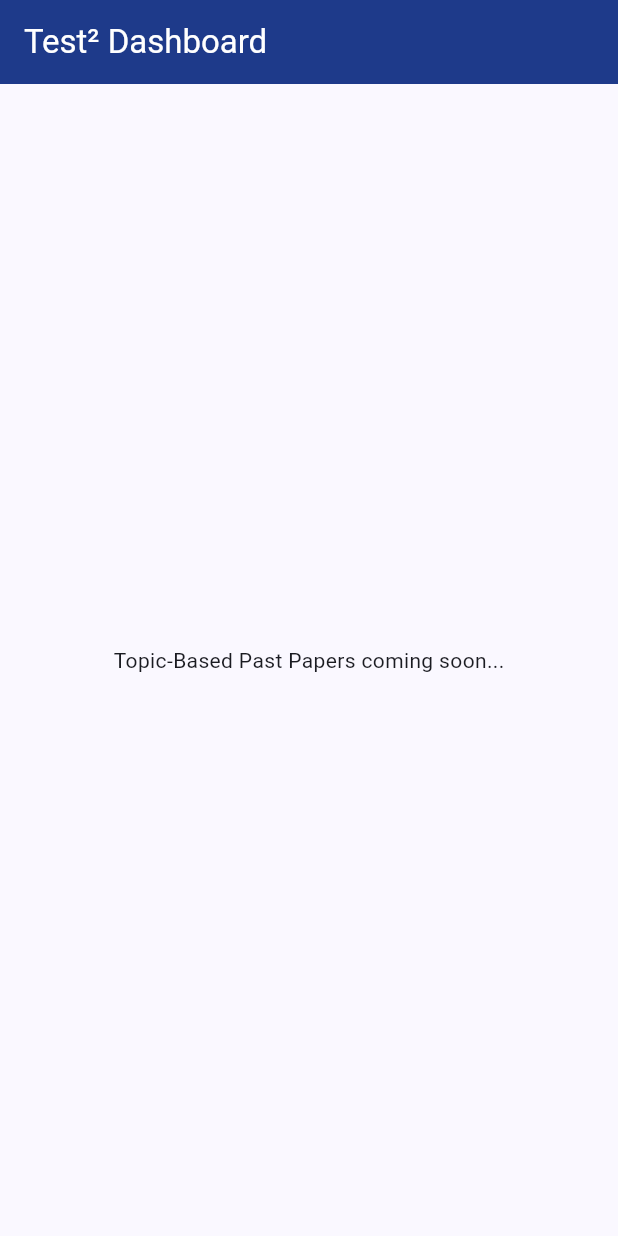
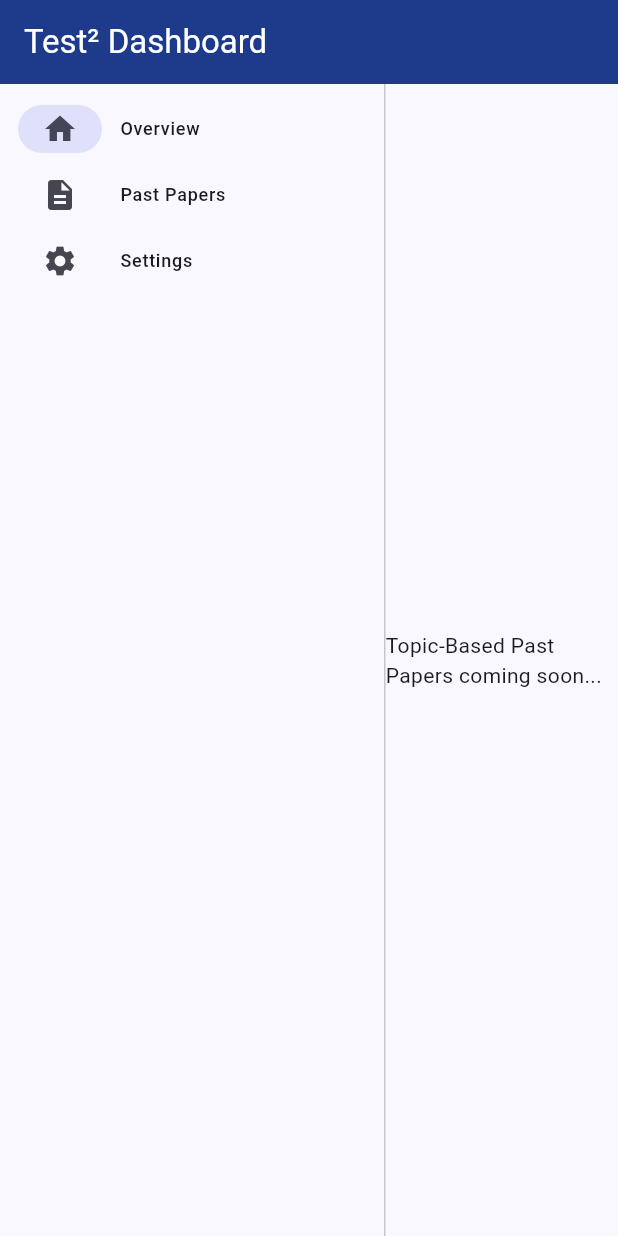
Before and after one commit to cloudnine-ddy/test_squared, a Flutter app: the DashboardScreen screen opened by its route, on a phone screen of 412 x 824 dp. Run offline on Flutter 3.47's test engine with Material 3 defaults, Android fonts, the phone set to English and light mode, and no system bars; our stand-ins replace go_router.

Commit message:
[ui]: add navigation rail to dashboard

```diff
--- a/lib/features/dashboard/dashboard_screen.dart
+++ b/lib/features/dashboard/dashboard_screen.dart
@@ -9,8 +9,33 @@ class DashboardScreen extends StatelessWidget {
       appBar: AppBar(
         title: const Text('Test² Dashboard'),
       ),
-      body: const Center(
-        child: Text('Topic-Based Past Papers coming soon...'),
+      body: Row(
+        children: [
+          NavigationRail(
+            selectedIndex: 0,
+            extended: true,
+            destinations: const [
+              NavigationRailDestination(
+                icon: Icon(Icons.home),
+                label: Text('Overview'),
+              ),
+              NavigationRailDestination(
+                icon: Icon(Icons.description),
+                label: Text('Past Papers'),
+              ),
+              NavigationRailDestination(
+                icon: Icon(Icons.settings),
+                label: Text('Settings'),
+              ),
+            ],
+          ),
+          const VerticalDivider(thickness: 1, width: 1),
+          const Expanded(
+            child: Center(
+              child: Text('Topic-Based Past Papers coming soon...'),
+            ),
+          ),
+        ],
       ),
     );
   }
```
